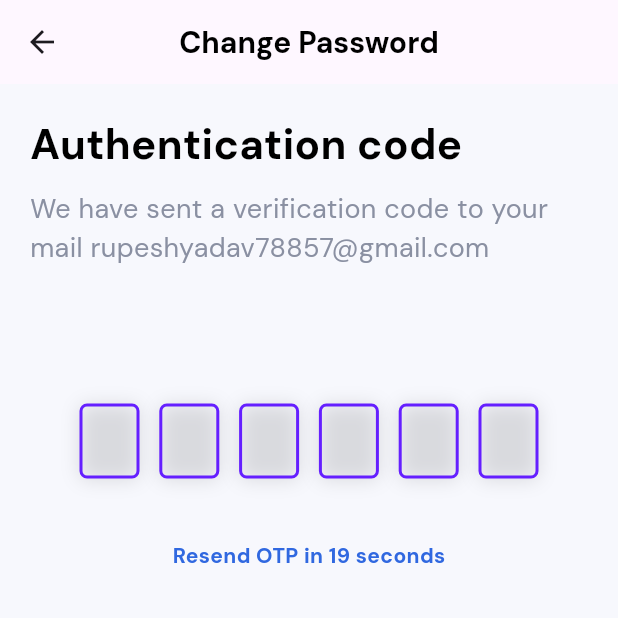
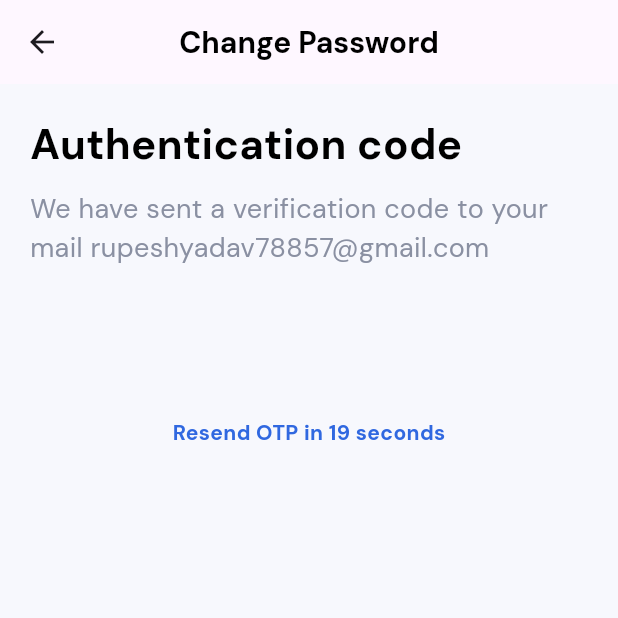
Before and after one commit to RupeshUig/atelier-mandala-art, a Flutter app: the OTPVerification screen opened directly, on a phone screen of 412 x 824 dp, the top half of it. Run offline on Flutter 3.47's test engine with Material 3 defaults, Android fonts, the phone set to English and light mode, and no system bars; drawn by our look-alikes of pin_code_fields; our stand-ins replace firebase_auth, firebase_core, get, google_fonts, google_sign_in, hexcolor and 2 more; missing offline and left inert: dart:ffi, password_field_validator; accounts and stored records are empty.

Commit message:
24 March

```diff
--- a/lib/components/homescreen/upcoming_item.dart
+++ b/lib/components/homescreen/upcoming_item.dart
@@ -10,7 +10,7 @@ class UpcomingItem extends StatelessWidget {
     final screenWidth = MediaQuery.of(context).size.width;
     return Container(
       width: screenWidth * 0.8,
-      height: screenHeight * 0.1,
+      height: screenHeight * 0.15,
       margin: const EdgeInsets.symmetric(horizontal: 5, vertical: 10),
       padding: const EdgeInsets.all(10),
       decoration: BoxDecoration(
@@ -25,7 +25,7 @@ class UpcomingItem extends StatelessWidget {
         children: [
           Container(
             width: screenWidth * 0.75,
-            height: screenHeight * 0.2,
+            height: screenHeight * 0.25,
             decoration: BoxDecoration(
               borderRadius: BorderRadius.circular(10),
               image: DecorationImage(
--- a/lib/screens/authentication_screens/create_account.dart
+++ b/lib/screens/authentication_screens/create_account.dart
@@ -291,7 +291,7 @@ class _CreateAccountScreenState extends State<CreateAccountScreen> {
             GestureDetector(
               onTap: () => Navigator.pop(context),
               child: Text(
-                "Sign up here ",
+                "Sign in here ",
                 style: GoogleFonts.dmSans(
                     color: primaryColor,
                     fontWeight: FontWeight.bold,
--- a/lib/screens/authentication_screens/emailOTPVerification.dart
+++ b/lib/screens/authentication_screens/emailOTPVerification.dart
@@ -98,92 +98,7 @@ class _OTPVerificationState extends State<OTPVerification> {
               const SizedBox(
                 height: 30,
               ),
-              Form(
-                key: formKey,
-                child: Padding(
-                  padding: const EdgeInsets.symmetric(
-                    vertical: 8.0,
-                    horizontal: 30,
-                  ),
-                  child: PinCodeTextField(
-                    appContext: context,
-                    pastedTextStyle: TextStyle(
-                      color: primaryColor,
-                      fontWeight: FontWeight.bold,
-                    ),
-                    length: 6,
 
-                    animationType: AnimationType.slide,
-                    validator: (v) {
-                      if (v!.length < 6) {
-                        return "";
-                      } else {
-                        return null;
-                      }
-                    },
-                    pinTheme: PinTheme(
-                      activeColor: Colors.deepPurpleAccent,
-                      inactiveColor: Colors.deepPurpleAccent.shade400,
-                      shape: PinCodeFieldShape.box,
-                      borderRadius: BorderRadius.circular(5),
-                      fieldHeight: 50,
-                      fieldWidth: 40,
-                      fieldOuterPadding: EdgeInsets.all(3),
-                      activeFillColor: Colors.white,
-                    ),
-                    cursorColor: backgroundColor,
-
-                    showCursor: true,
-                    hapticFeedbackTypes: HapticFeedbackTypes.medium,
-                    animationDuration: const Duration(milliseconds: 300),
-                    enableActiveFill: false,
-
-                    errorAnimationController: errorController,
-                    controller: textEditingController,
-                    keyboardType: TextInputType.number,
-
-                    boxShadows: const [
-                      BoxShadow(
-                        offset: Offset(0, 1),
-                        color: Colors.black12,
-                        blurRadius: 10,
-                      )
-                    ],
-                    onCompleted: (v) {
-                      debugPrint("Completed");
-                      setState(() {
-                        continueAlias = CustomButton(
-                          text: "Submit",
-                          color: primaryColor,
-                          textColor: Colors.white,
-                          function: () {
-                            Navigator.pushReplacement(
-                                context,
-                                MaterialPageRoute(
-                                  builder: (context) => const ResetPassword(),
-                                ));
-                          },
-                        );
-                      });
-                    },
-                    // onTap: () {
-                    //   print("Pressed");
-                    // },
-                    onChanged: (value) {
-                      debugPrint(value);
-                      setState(() {
-                        var currentText = value;
-                      });
-                    },
-                    beforeTextPaste: (text) {
-                      debugPrint("Allowing to paste $text");
-                      print('167843');
-
-                      return true;
-                    },
-                  ),
-                ),
-              ),
               continueAlias,
               const SizedBox(
                 height: 20,
--- a/lib/screens/home_screen.dart/homescreen.dart
+++ b/lib/screens/home_screen.dart/homescreen.dart
@@ -1,9 +1,6 @@
 import 'package:flutter/material.dart';
-import 'package:flutter/widgets.dart';
 import 'package:google_fonts/google_fonts.dart';
-import 'package:uig/components/custom_buttonhome.dart';
 import 'package:uig/components/custom_categories_button.dart';
-import 'package:uig/components/custom_upcoming_card.dart';
 import 'package:uig/components/homescreen/filter_chips.dart';
 import 'package:uig/components/homescreen/top_rated.dart';
 import 'package:uig/components/homescreen/upcoming_item.dart';
```
